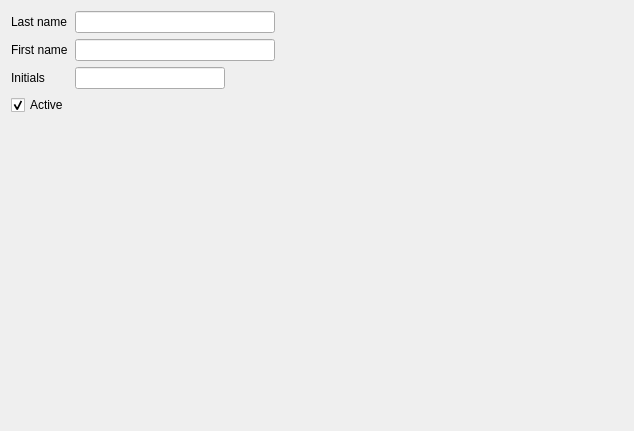
Above: mtrack/apharmp_page00.ui from kyledevans/Medicine-Track before the change. Below: the same form after it.
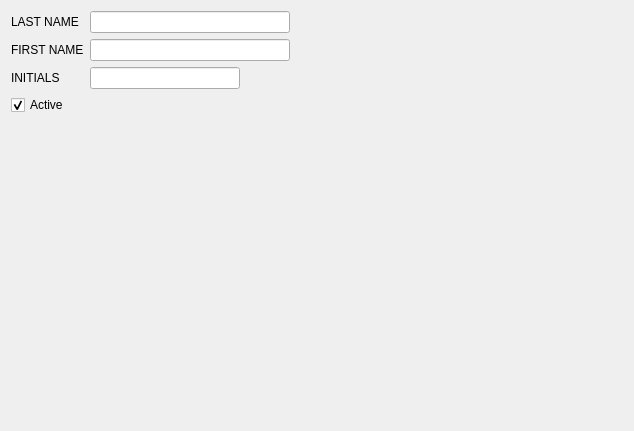
That is the form after the change.

The edit to the form file:
```diff
--- a/mtrack/apharmp_page00.ui
+++ b/mtrack/apharmp_page00.ui
@@ -17,7 +17,7 @@
    <item row="0" column="0">
     <widget class="QLabel" name="lastLabel">
      <property name="text">
-      <string>Last name</string>
+      <string>LAST NAME</string>
      </property>
     </widget>
    </item>
@@ -57,7 +57,7 @@
    <item row="1" column="0">
     <widget class="QLabel" name="firstLabel">
      <property name="text">
-      <string>First name</string>
+      <string>FIRST NAME</string>
      </property>
     </widget>
    </item>
@@ -97,7 +97,7 @@
    <item row="2" column="0">
     <widget class="QLabel" name="initialsLabel">
      <property name="text">
-      <string>Initials</string>
+      <string>INITIALS</string>
      </property>
     </widget>
    </item>
```
